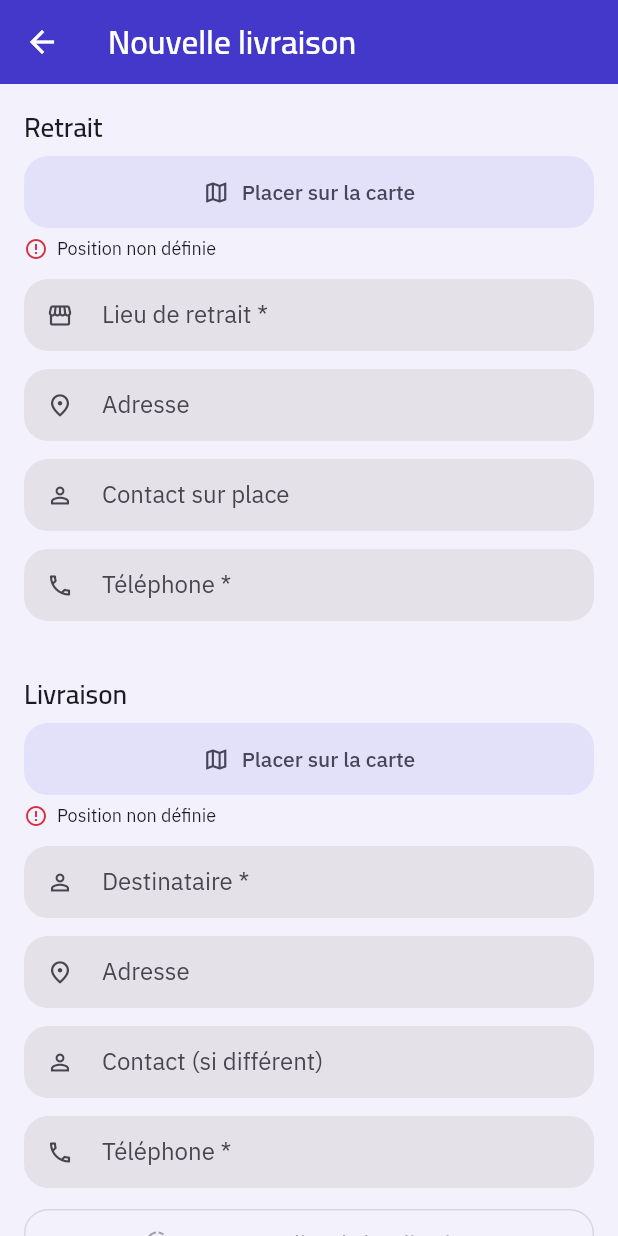
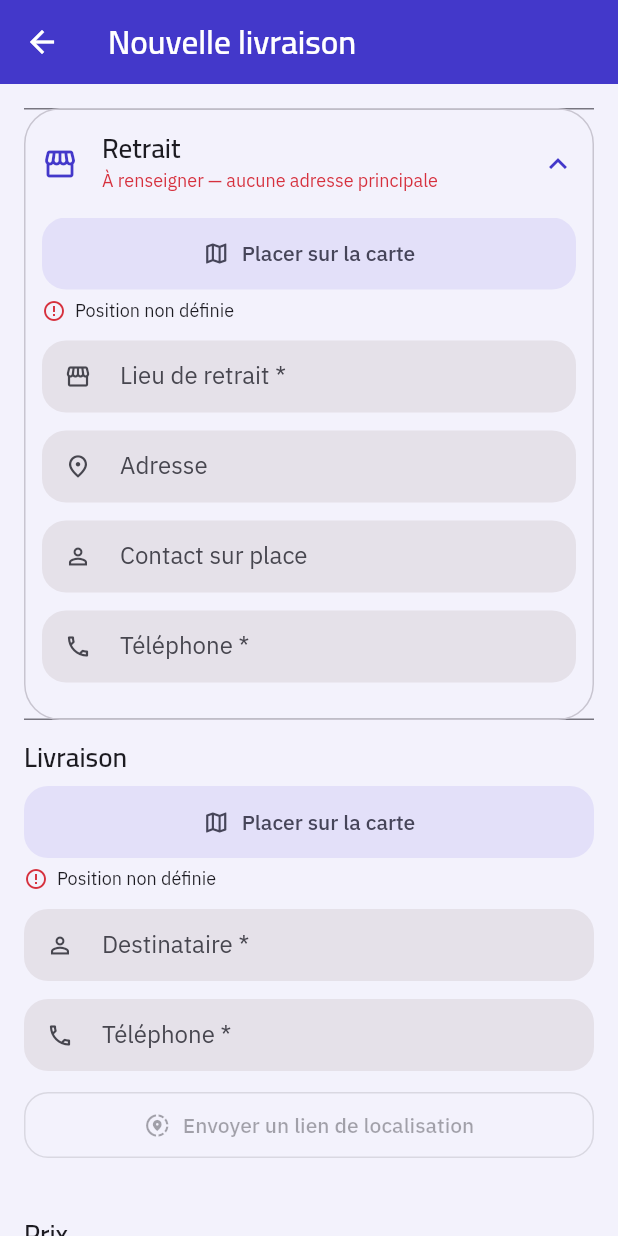
Before and after one commit to ecolealgerienne-ui/echango-delivery, a Flutter app: the CreateOrderScreen screen opened by its route, on a phone screen of 412 x 824 dp. Run offline on Flutter 3.47's test engine with Material 3 defaults, Android fonts, the phone set to English and light mode, and no system bars; our stand-ins replace equatable, firebase_core, firebase_messaging, flutter_map, flutter_secure_storage, geolocator and 5 more; missing offline and left inert: flutter_foreground_task; accounts and stored records are empty; network calls fail.

Commit message:
C3 : formulaire « Nouvelle livraison » raccourci
~12 champs visibles → ~5. Deux blocs se replient :

- **Enlèvement** : déjà pré-rempli depuis l'adresse principale (30/07). Il
  part maintenant replié quand un point est posé, déplié — et en rouge — tant
  qu'il reste à renseigner (aucune adresse principale), pour qu'un champ
  obligatoire caché ne se lise pas comme un bug.
- **Options avancées** : contenu du colis, véhicule, preuve, programmation,
  favori, adresse détaillée, instructions — repliées par défaut, dépliées
  d'emblée sur une duplication (ces valeurs viennent de la course d'origine).

Restent visibles : enlèvement (résumé), livraison (point + destinataire +
téléphone + lien de position), prix, encaissement (interrupteur).

- `create_order_screen.dart` : `_collapsible` (ExpansionTile dans une Card ;
  clé indexée sur `expanded` pour que le repli post-pré-remplissage prenne
  effet). L'adresse et le contact de livraison passent dans les options.
- i18n `order.form.section.{options.hint,price}`,
  `order.form.pickup.{todo,ready}` (FR + AR).
- `parcours_trois_personas_test.dart` : `pickFromBook` ouvre l'enlèvement
  replié (repère `storefront_outlined`) avant de chercher le bouton « carnet ».

flutter analyze : 0 · flutter test : 97 · 6 vérificateurs : verts

Co-Authored-By: Claude Sonnet 5 <noreply@anthropic.com>
Claude-Session: https://claude.ai/code/session_01DaErWoYgN7fyCRG9dhXQPS

```diff
--- a/echango_delivery/lib/i18n/order_strings.dart
+++ b/echango_delivery/lib/i18n/order_strings.dart
@@ -73,6 +73,13 @@ const Map<String, String> _fr = {
   'order.tournee.target.broadcast': 'Tout le réseau',
   'order.tournee.target.fleet': 'entreprise',
   'order.form.section.options': 'Options',
+  // Formulaire raccourci (C3) : l'enlèvement (pré-rempli) et les options
+  // avancées sont repliés — ~5 champs visibles au lieu de ~12.
+  'order.form.section.options.hint':
+      'Contenu du colis, véhicule, preuve, programmation, favori, adresse détaillée',
+  'order.form.section.price': 'Prix',
+  'order.form.pickup.todo': 'À renseigner — aucune adresse principale',
+  'order.form.pickup.ready': 'Pré-rempli',
 
   // ── Champs ──────────────────────────────────────────────────────────────
   'order.form.pickup.name': 'Lieu de retrait *',
@@ -666,6 +673,11 @@ const Map<String, String> _ar = {
   'order.tournee.target.broadcast': 'كامل الشبكة',
   'order.tournee.target.fleet': 'شركة',
   'order.form.section.options': 'خيارات',
+  'order.form.section.options.hint':
+      'محتوى الطرد، المركبة، الإثبات، الجدولة، المفضّل، العنوان المفصّل',
+  'order.form.section.price': 'السعر',
+  'order.form.pickup.todo': 'يجب إدخاله — لا يوجد عنوان رئيسي',
+  'order.form.pickup.ready': 'مُعبّأ مسبقاً',
 
   // ── Champs ──────────────────────────────────────────────────────────────
   'order.form.pickup.name': 'مكان الاستلام *',
--- a/echango_delivery/lib/screens/commercant/create_order_screen.dart
+++ b/echango_delivery/lib/screens/commercant/create_order_screen.dart
@@ -100,6 +100,18 @@ class _CreateOrderScreenState extends State<CreateOrderScreen> {
   /// l'accepte depuis l'origine ; le formulaire ne l'envoyait pas.
   bool _fragile = false;
 
+  /// Le bloc enlèvement est **replié** quand il est déjà pré-rempli — le cas
+  /// courant, une adresse principale existe. Déplié tant qu'il reste à
+  /// renseigner : un champ obligatoire caché se lirait comme un bug au moment
+  /// où le serveur refuse la création.
+  bool _pickupExpanded = true;
+
+  /// Les options avancées (contenu du colis, véhicule, preuve, programmation,
+  /// favori, adresse détaillée, instructions) sont repliées par défaut :
+  /// ~5 champs visibles au lieu de ~12. Dépliées d'emblée sur une duplication,
+  /// où ces valeurs viennent de la course d'origine et doivent se relire.
+  bool _advancedExpanded = false;
+
   /// Dernier devis renvoyé par le serveur.
   ///
   /// Toute la tarification est **centralisée dans le BFF** : l'app ne calcule
@@ -178,6 +190,11 @@ class _CreateOrderScreenState extends State<CreateOrderScreen> {
   void initState() {
     super.initState();
     _applyTemplate();
+    // Une duplication apporte véhicule, preuve, favori, colis : les montrer.
+    // Sinon replié. L'enlèvement, lui, part replié dès qu'il porte un point
+    // (template avec coordonnées, ou pré-remplissage plus bas).
+    _advancedExpanded = widget.template != null;
+    _pickupExpanded = _pickupPoint == null;
     _dropoffPhone.addListener(_onDropoffPhoneChanged);
     WidgetsBinding.instance.addPostFrameCallback((_) async {
       if (!mounted) return;
@@ -200,7 +217,12 @@ class _CreateOrderScreenState extends State<CreateOrderScreen> {
             break;
           }
         }
-        if (defaultAddress != null) _applyAddress(defaultAddress, toPickup: true);
+        if (defaultAddress != null) {
+          _applyAddress(defaultAddress, toPickup: true);
+          // Pré-rempli : on replie. `setState` + clé de la tuile (voir
+          // `_collapsible`) pour que l'`ExpansionTile` relise `initiallyExpanded`.
+          if (mounted) setState(() => _pickupExpanded = false);
+        }
       }
 
       // Le devis est demandé d'emblée sur une commande reprise : les deux
@@ -774,14 +796,36 @@ class _CreateOrderScreenState extends State<CreateOrderScreen> {
             child: Column(
               crossAxisAlignment: CrossAxisAlignment.stretch,
               children: [
-                _section(_t('order.section.pickup')),
+                // ── Enlèvement — replié quand il est pré-rempli ───────────────
+                _collapsible(
+                  keySuffix: 'pickup',
+                  expanded: _pickupExpanded,
+                  onChanged: (v) => _pickupExpanded = v,
+                  // Toujours cette icône quand la tuile est repliée (donc quand
+                  // un point est posé) : c'est le repère du parcours
+                  // d'intégration pour l'ouvrir, il ne doit pas dépendre de la
+                  // langue.
+                  leading: const Icon(Icons.storefront_outlined),
+                  title: _t('order.section.pickup'),
+                  subtitle: _pickupPoint == null
+                      ? _t('order.form.pickup.todo')
+                      : (_pickupName.text.trim().isEmpty
+                          ? _t('order.form.pickup.ready')
+                          : _pickupName.text.trim()),
+                  danger: _pickupPoint == null,
+                  children: [
                     _locationRow(orderState, toPickup: true),
-                _field(_pickupName, _t('order.form.pickup.name'), Icons.storefront_outlined),
-                _field(_pickupAddress, _t('order.form.address'), Icons.place_outlined),
-                _field(_pickupContact, _t('order.form.pickup.contact'), Icons.person_outline),
-                _field(_pickupPhone, _t('order.form.phone'), Icons.phone_outlined,
-                    keyboard: TextInputType.phone),
-                const SizedBox(height: AppSpacing.xl),
+                    _field(_pickupName, _t('order.form.pickup.name'),
+                        Icons.storefront_outlined),
+                    _field(_pickupAddress, _t('order.form.address'),
+                        Icons.place_outlined),
+                    _field(_pickupContact, _t('order.form.pickup.contact'),
+                        Icons.person_outline),
+                    _field(_pickupPhone, _t('order.form.phone'),
+                        Icons.phone_outlined, keyboard: TextInputType.phone),
+                  ],
+                ),
+                const SizedBox(height: AppSpacing.md),
                 _section(_t('order.section.dropoff')),
                 _destinationSelector(orderState),
                 if (_toDepot)
@@ -789,14 +833,32 @@ class _CreateOrderScreenState extends State<CreateOrderScreen> {
                 else ...[
                   _locationRow(orderState, toPickup: false),
                   _field(_dropoffName, _t('order.form.dropoff.name'), Icons.person_outline),
-                  _field(_dropoffAddress, _t('order.form.address'), Icons.place_outlined),
-                  _field(_dropoffContact, _t('order.form.dropoff.contact'), Icons.person_outline),
                   _field(_dropoffPhone, _t('order.form.phone'), Icons.phone_outlined,
                       keyboard: TextInputType.phone),
                   _clientLocationSection(),
                 ],
                 const SizedBox(height: AppSpacing.xl),
-                _section(_t('order.section.parcel')),
+                _section(_t('order.form.section.price')),
+                _pricingSection(),
+                // Vers un dépôt : pas d'encaissement (refusé côté serveur).
+                if (!_toDepot) _codSection(),
+                const SizedBox(height: AppSpacing.md),
+                // ── Options avancées — repliées : ~5 champs visibles ──────────
+                _collapsible(
+                  keySuffix: 'advanced',
+                  expanded: _advancedExpanded,
+                  onChanged: (v) => _advancedExpanded = v,
+                  leading: const Icon(Icons.tune),
+                  title: _t('order.form.section.options'),
+                  subtitle: _t('order.form.section.options.hint'),
+                  danger: false,
+                  children: [
+                    if (!_toDepot) ...[
+                      _field(_dropoffAddress, _t('order.form.address'),
+                          Icons.place_outlined),
+                      _field(_dropoffContact, _t('order.form.dropoff.contact'),
+                          Icons.person_outline),
+                    ],
                     _field(_itemDescription, _t('order.form.item.description'),
                         Icons.inventory_2_outlined),
                     _field(_itemQuantity, _t('order.form.item.quantity'),
@@ -817,18 +879,13 @@ class _CreateOrderScreenState extends State<CreateOrderScreen> {
                       ),
                     ),
                     _vehicleSelector(),
-                _pricingSection(),
-                const SizedBox(height: AppSpacing.lg),
-                _section(_t('order.form.section.options')),
-                // Vers un dépôt : pas d'encaissement (refusé côté serveur),
-                // pas de « confier à » (le dépôt désigne son transporteur).
-                if (!_toDepot) _codSection(),
                     _scheduleTile(),
                     _podSelector(),
                     if (!_toDepot) _favouritesTile(orderState),
-                const SizedBox(height: AppSpacing.lg),
                     _field(_instructions, _t('order.form.instructions'),
                         Icons.notes_outlined, maxLines: 3),
+                  ],
+                ),
                 const SizedBox(height: AppSpacing.lg),
                 // Dire ce qui se passe ensuite : sans ça, un brouillon qui
                 // n'atteint personne tant qu'il n'est pas publié passe pour un
@@ -866,6 +923,49 @@ class _CreateOrderScreenState extends State<CreateOrderScreen> {
         padding: const EdgeInsets.only(bottom: AppSpacing.sm),
         child: Text(title, style: Theme.of(context).textTheme.titleMedium),
       );
+
+  /// Une section qu'on peut replier. Le formulaire raccourci (C3) s'en sert
+  /// deux fois — l'enlèvement pré-rempli, et les options avancées.
+  ///
+  /// ⚠️ **La clé dépend de `expanded`.** `ExpansionTile.initiallyExpanded` n'est
+  /// lu qu'au premier montage ; sans clé qui change, replier l'enlèvement
+  /// **après** le pré-remplissage asynchrone n'aurait aucun effet visible. Un
+  /// changement de `expanded` venu d'un `setState` (le seul : le pré-remplissage)
+  /// remonte donc la tuile ; un pliage/dépliage à la main, lui, passe par
+  /// `onChanged` sans `setState` et ne remonte rien.
+  Widget _collapsible({
+    required String keySuffix,
+    required bool expanded,
+    required ValueChanged<bool> onChanged,
+    required Widget leading,
+    required String title,
+    required String subtitle,
+    required bool danger,
+    required List<Widget> children,
+  }) {
+    final scheme = Theme.of(context).colorScheme;
+    return Card(
+      margin: EdgeInsets.zero,
+      child: ExpansionTile(
+        key: ValueKey('collapsible-$keySuffix-$expanded'),
+        initiallyExpanded: expanded,
+        onExpansionChanged: onChanged,
+        leading: leading,
+        title: Text(title, style: Theme.of(context).textTheme.titleMedium),
+        subtitle: Text(
+          subtitle,
+          style: Theme.of(context).textTheme.bodySmall?.copyWith(
+                color: danger ? scheme.error : scheme.onSurfaceVariant,
+              ),
+        ),
+        tilePadding: const EdgeInsets.symmetric(horizontal: AppSpacing.md),
+        childrenPadding: const EdgeInsets.fromLTRB(
+            AppSpacing.md, 0, AppSpacing.md, AppSpacing.md),
+        expandedCrossAxisAlignment: CrossAxisAlignment.stretch,
+        children: children,
+      ),
+    );
+  }
 
   Widget _field(
     TextEditingController controller,
```
Also changed, not shown: 1 other file. Lines whose indentation alone changed are shown as unchanged.
